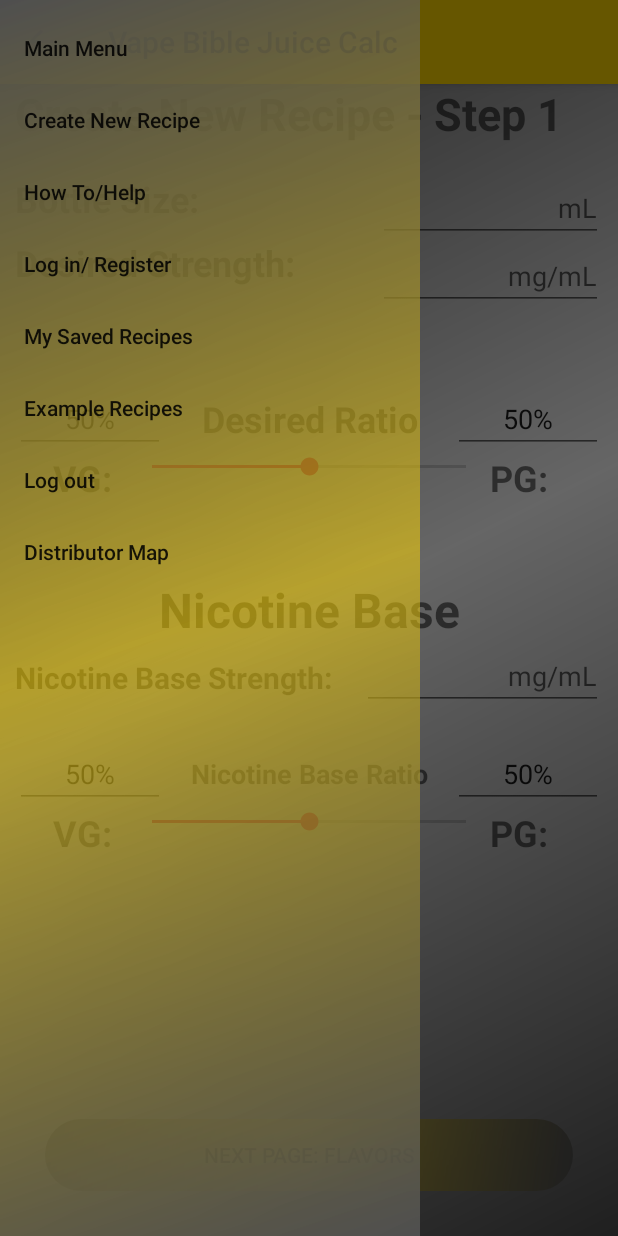
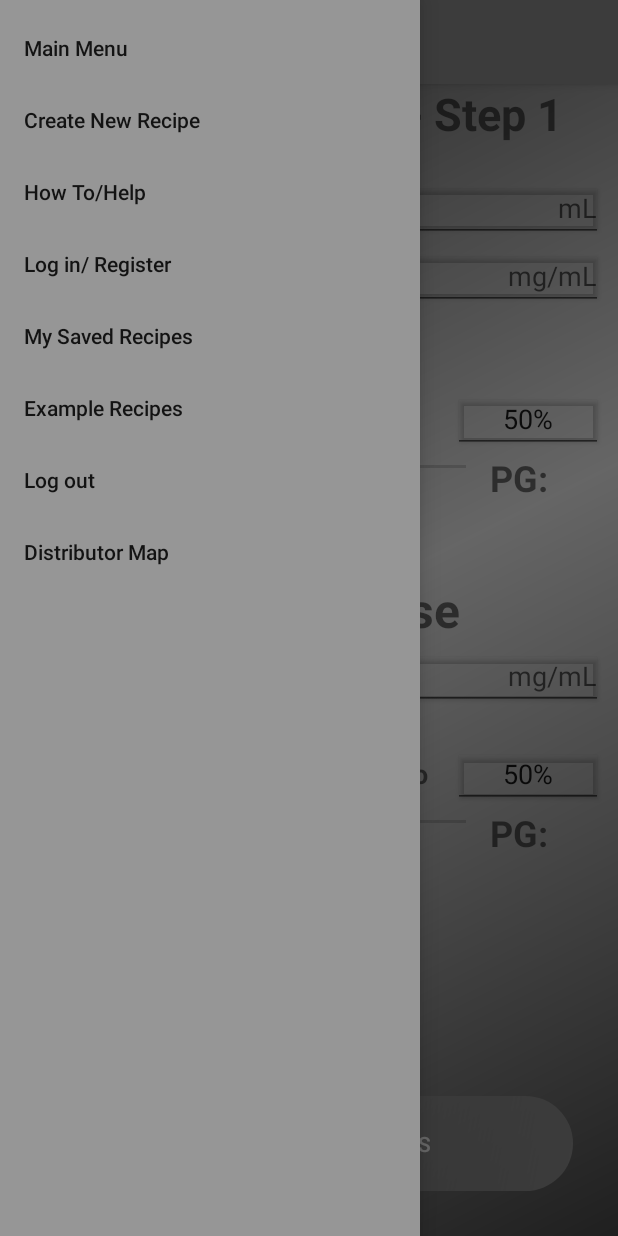
Before and after one commit to JakeEsveldDevelopment/Vape-Bible-Juice-Calc, an Android app: the InputFragment1 screen opened directly, with no data from a screen before it, with the side drawer open, on a phone screen of 412 x 824 dp. Run offline under Robolectric (Android 15) with nearby library versions, the phone set to English and light mode, and no system bars; our stand-ins replace Firebase (no records; nobody signed in at launch, a user with empty details on screens opened directly); libraries missing offline, so code that uses them is left out: com.firebase.ui.

Commit message:
Update UI

```diff
--- a/app/src/main/java/com/jakeesveld/vapebiblejuicecalc/Activities/HowToActivity.java
+++ b/app/src/main/java/com/jakeesveld/vapebiblejuicecalc/Activities/HowToActivity.java
@@ -17,7 +17,7 @@ public class HowToActivity extends BaseActivity {
         super.onCreate(savedInstanceState);
         setContentView(R.layout.activity_how_to);
         pager = findViewById(R.id.pager);
-        int[] resources = new int[]{R.string.how_to_use_this_app, R.string.flavor_mixing_tips, R.string.common_shorthands, R.string.understanding_ratios, R.string.coming_soon};
+        int[] resources = new int[]{R.string.how_to_use_this_app, R.string.flavor_mixing_tips, R.string.common_shorthands, R.string.understanding_ratios};
         HowToPagerAdapter pagerAdapter = new HowToPagerAdapter(this, resources);
         pager.setAdapter(pagerAdapter);
     }
--- a/app/src/main/java/com/jakeesveld/vapebiblejuicecalc/Adapters/HowToPagerAdapter.java
+++ b/app/src/main/java/com/jakeesveld/vapebiblejuicecalc/Adapters/HowToPagerAdapter.java
@@ -53,9 +53,6 @@ public class HowToPagerAdapter extends PagerAdapter {
                 break;
             case 3:
                 titleView.setText(R.string.understanding_ratios_title);
-                break;
-            case 4:
-                titleView.setText(R.string.thats_all_title);
                 disclaimerView.setVisibility(View.GONE);
                 break;
 
--- a/app/src/main/java/com/jakeesveld/vapebiblejuicecalc/Fragments/InputFragment2.java
+++ b/app/src/main/java/com/jakeesveld/vapebiblejuicecalc/Fragments/InputFragment2.java
@@ -127,6 +127,8 @@ public class InputFragment2 extends Fragment {
 
         EditText flavorName = new EditText(getContext());
         EditText flavorPercentage = new EditText(getContext());
+        flavorName.setElevation(2f);
+        flavorPercentage.setElevation(2f);
         if(flavor == null) {
             flavorName.setHint("Flavor Name");
             flavorPercentage.setHint("%");
--- a/app/src/main/res/layout/activity_how_to.xml
+++ b/app/src/main/res/layout/activity_how_to.xml
@@ -47,7 +47,7 @@
         android:layout_width="wrap_content"
         android:layout_height="match_parent"
         android:layout_gravity="start"
-        android:background="@drawable/inverse_gradient_background"
+        android:background="@color/colorPrimary"
         android:fitsSystemWindows="true"
         app:menu="@menu/nav_drawer_menu" />
 
--- a/app/src/main/res/layout/activity_maps.xml
+++ b/app/src/main/res/layout/activity_maps.xml
@@ -37,7 +37,7 @@
         android:layout_width="wrap_content"
         android:layout_height="match_parent"
         android:layout_gravity="start"
-        android:background="@drawable/inverse_gradient_background"
+        android:background="@color/colorPrimary"
         android:fitsSystemWindows="true"
         app:menu="@menu/nav_drawer_menu" />
 
--- a/app/src/main/res/layout/activity_results.xml
+++ b/app/src/main/res/layout/activity_results.xml
@@ -42,8 +42,11 @@
                 android:layout_width="match_parent"
                 android:layout_height="wrap_content" />
 
-            <Button
-                android:background="@drawable/rounded_button"
+            <com.google.android.material.button.MaterialButton
+                android:textAlignment="center"
+                android:gravity="center"
+                android:padding="4dp"
+                android:elevation="4dp"
                 android:text="@string/edit_recipe_button"
                 android:id="@+id/button_edit_recipe"
                 app:layout_constraintEnd_toEndOf="parent"
@@ -53,6 +56,7 @@
                 android:layout_height="0dp" />
 
             <EditText
+                android:elevation="2dp"
                 android:textAlignment="center"
                 android:layout_marginEnd="50dp"
                 android:layout_marginStart="50dp"
@@ -62,6 +66,7 @@
                 android:layout_width="match_parent"
                 android:layout_height="wrap_content" />
             <EditText
+                android:elevation="2dp"
                 android:textAlignment="center"
                 android:layout_marginEnd="50dp"
                 android:layout_marginStart="50dp"
@@ -142,8 +147,11 @@
 
             </LinearLayout>
 
-            <Button
-                android:background="@drawable/rounded_button"
+            <com.google.android.material.button.MaterialButton
+                android:elevation="4dp"
+                android:textAlignment="center"
+                android:gravity="center"
+                android:padding="12dp"
                 android:textSize="18sp"
                 android:text="@string/save_recipe_button"
                 android:id="@+id/button_save"
@@ -163,7 +171,7 @@
         android:id="@+id/nav_view"
         android:layout_width="wrap_content"
         android:layout_height="match_parent"
-        android:background="@drawable/inverse_gradient_background"
+        android:background="@color/colorPrimary"
         android:layout_gravity="start"
         android:fitsSystemWindows="true"
         app:menu="@menu/nav_drawer_menu" />
--- a/app/src/main/res/layout/activity_saved_recipes.xml
+++ b/app/src/main/res/layout/activity_saved_recipes.xml
@@ -60,7 +60,7 @@
     <com.google.android.material.navigation.NavigationView
         android:fitsSystemWindows="true"
         app:menu="@menu/nav_drawer_menu"
-        android:background="@drawable/inverse_gradient_background"
+        android:background="@color/colorPrimary"
         android:id="@+id/nav_view"
         android:layout_gravity="start"
         android:layout_width="wrap_content"
--- a/app/src/main/res/layout/example_recipe_list_item.xml
+++ b/app/src/main/res/layout/example_recipe_list_item.xml
@@ -3,11 +3,12 @@
     xmlns:app="http://schemas.android.com/apk/res-auto"
     app:cardCornerRadius="20dp"
     android:layout_margin="10dp"
+    android:elevation="12dp"
     android:layout_width="match_parent"
     android:layout_height="wrap_content">
 
     <androidx.constraintlayout.widget.ConstraintLayout
-        android:background="@drawable/inverse_gradient_background"
+        android:background="@color/colorAccent"
         android:id="@+id/parent"
         android:padding="10dp"
         android:layout_width="match_parent"
--- a/app/src/main/res/layout/fragment_input_fragment1.xml
+++ b/app/src/main/res/layout/fragment_input_fragment1.xml
@@ -10,6 +10,7 @@
     tools:context=".Fragments.InputFragment1">
 
     <TextView
+        android:elevation="2dp"
         android:layout_marginBottom="50dp"
         android:layout_marginTop="45dp"
         android:id="@+id/text_title"
@@ -31,6 +32,7 @@
         android:layout_height="wrap_content">
 
         <TextView
+            android:elevation="2dp"
             android:textStyle="bold"
             android:textSize="24sp"
             android:text="@string/bottle_size"
@@ -38,6 +40,7 @@
             android:layout_height="wrap_content" />
 
         <TextView
+            android:elevation="2dp"
             android:layout_marginTop="10dp"
             android:textStyle="bold"
             android:textSize="24sp"
@@ -58,6 +61,7 @@
         android:layout_height="wrap_content">
 
         <EditText
+            android:elevation="2dp"
             android:inputType="number"
             android:id="@+id/edit_bottle_size"
             android:hint="@string/ml_hint"
@@ -67,6 +71,7 @@
             android:layout_height="wrap_content" />
 
         <EditText
+            android:elevation="2dp"
             android:inputType="number"
             android:id="@+id/edit_desired_strength"
             android:hint="@string/mg_ml_hint"
@@ -85,6 +90,7 @@
         android:layout_height="wrap_content">
 
         <EditText
+            android:elevation="2dp"
             android:inputType="number"
             android:id="@+id/edit_desired_VG"
             android:textAlignment="center"
@@ -103,6 +109,7 @@
             android:layout_gravity="center"/>
 
         <EditText
+            android:elevation="2dp"
             android:inputType="number"
             android:id="@+id/edit_desired_PG"
             android:textAlignment="center"
@@ -112,6 +119,7 @@
     </LinearLayout>
 
     <LinearLayout
+        android:elevation="2dp"
         app:layout_constraintTop_toBottomOf="@id/layout_text_desired_ratio"
         android:id="@+id/layout_slider_desired_ratio"
         android:orientation="horizontal"
@@ -146,6 +154,7 @@
     </LinearLayout>
 
     <TextView
+        android:elevation="2dp"
         android:id="@+id/text_base_title"
         android:layout_marginTop="50dp"
         android:textAlignment="center"
@@ -164,6 +173,7 @@
         android:layout_height="wrap_content">
 
         <TextView
+            android:elevation="2dp"
             android:layout_marginEnd="20dp"
             android:layout_marginTop="10dp"
             android:textStyle="bold"
@@ -173,6 +183,7 @@
             android:layout_height="wrap_content" />
 
         <EditText
+            android:elevation="2dp"
             android:inputType="number"
             android:id="@+id/edit_base_strength"
             android:layout_weight="1"
@@ -194,6 +205,7 @@
         android:layout_height="wrap_content">
 
         <EditText
+            android:elevation="2dp"
             android:inputType="number"
             android:id="@+id/edit_base_VG"
             android:textAlignment="center"
@@ -212,6 +224,7 @@
             android:layout_gravity="center"/>
 
         <EditText
+            android:elevation="2dp"
             android:inputType="number"
             android:id="@+id/edit_base_PG"
             android:textAlignment="center"
@@ -222,6 +235,7 @@
 
 
     <LinearLayout
+        android:elevation="2dp"
         app:layout_constraintTop_toBottomOf="@id/layout_text_base_ratio"
         android:id="@+id/layout_slider_base_ratio"
         android:orientation="horizontal"
@@ -255,11 +269,15 @@
             android:layout_height="wrap_content" />
     </LinearLayout>
 
-    <Button
+    <com.google.android.material.button.MaterialButton
+        android:textAlignment="center"
+        android:gravity="center"
+        android:elevation="4dp"
         android:background="@drawable/rounded_button"
         android:layout_margin="20dp"
         android:id="@+id/button_next_page"
         android:text="@string/next_page_flavors_button"
+        android:padding="16dp"
         app:layout_constraintBottom_toBottomOf="parent"
         android:layout_width="match_parent"
         android:layout_height="wrap_content" />
--- a/app/src/main/res/layout/pager_item.xml
+++ b/app/src/main/res/layout/pager_item.xml
@@ -3,7 +3,7 @@
     xmlns:app="http://schemas.android.com/apk/res-auto"
     android:layout_width="match_parent"
     android:layout_height="match_parent"
-    android:background="@drawable/inverse_gradient_backgournd_light"
+    android:background="@drawable/gradient_background"
     android:padding="40dp">
 
 
--- a/app/src/main/res/layout/saved_recipe_list_item.xml
+++ b/app/src/main/res/layout/saved_recipe_list_item.xml
@@ -3,11 +3,12 @@
     xmlns:app="http://schemas.android.com/apk/res-auto"
     app:cardCornerRadius="20dp"
     android:layout_margin="10dp"
+    android:elevation="12dp"
     android:layout_width="match_parent"
     android:layout_height="wrap_content">
 
     <androidx.constraintlayout.widget.ConstraintLayout
-        android:background="@drawable/inverse_gradient_background"
+        android:background="@color/colorAccent"
         android:id="@+id/parent"
         android:padding="10dp"
         android:layout_width="match_parent"
--- a/app/src/main/res/values/colors.xml
+++ b/app/src/main/res/values/colors.xml
@@ -1,8 +1,8 @@
 <?xml version="1.0" encoding="utf-8"?>
 <resources>
-    <color name="colorPrimary">#FFD700</color>
-    <color name="colorPrimaryDark">#000000</color>
-    <color name="colorAccent">#D81B60</color>
+    <color name="colorPrimary">#969696</color>
+    <color name="colorPrimaryDark">#171717</color>
+    <color name="colorAccent">#FFE55C</color>
     <color name="gradientEnds">#4F4F4F</color>
     <color name="gradientMiddle">#999999</color>
     <color name="colorPrimaryAlpha">#88FFD700</color>
--- a/app/src/main/res/values/styles.xml
+++ b/app/src/main/res/values/styles.xml
@@ -1,7 +1,7 @@
 <resources>
 
     <!-- Base application theme. -->
-    <style name="AppTheme" parent="Theme.AppCompat.Light.NoActionBar">
+    <style name="AppTheme" parent="Theme.MaterialComponents.Light.NoActionBar.Bridge">
         <!-- Customize your theme here. -->
         <item name="colorPrimary">@color/colorPrimary</item>
         <item name="colorPrimaryDark">@color/colorPrimaryDark</item>
```
Also changed, not shown: app/src/main/res/layout/activity_example_recipes.xml (+6 -2 lines), app/src/main/res/layout/activity_main_menu.xml (+22 -12 lines), app/src/main/res/layout/fragment_input_fragment2.xml (+9 -4 lines).
